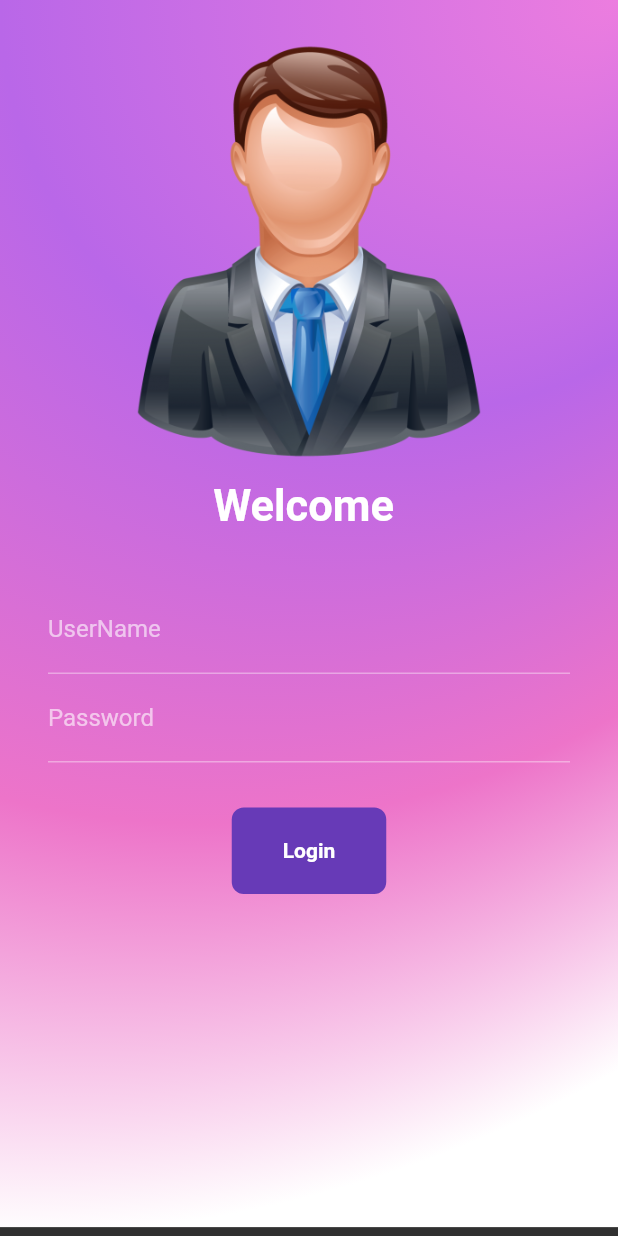
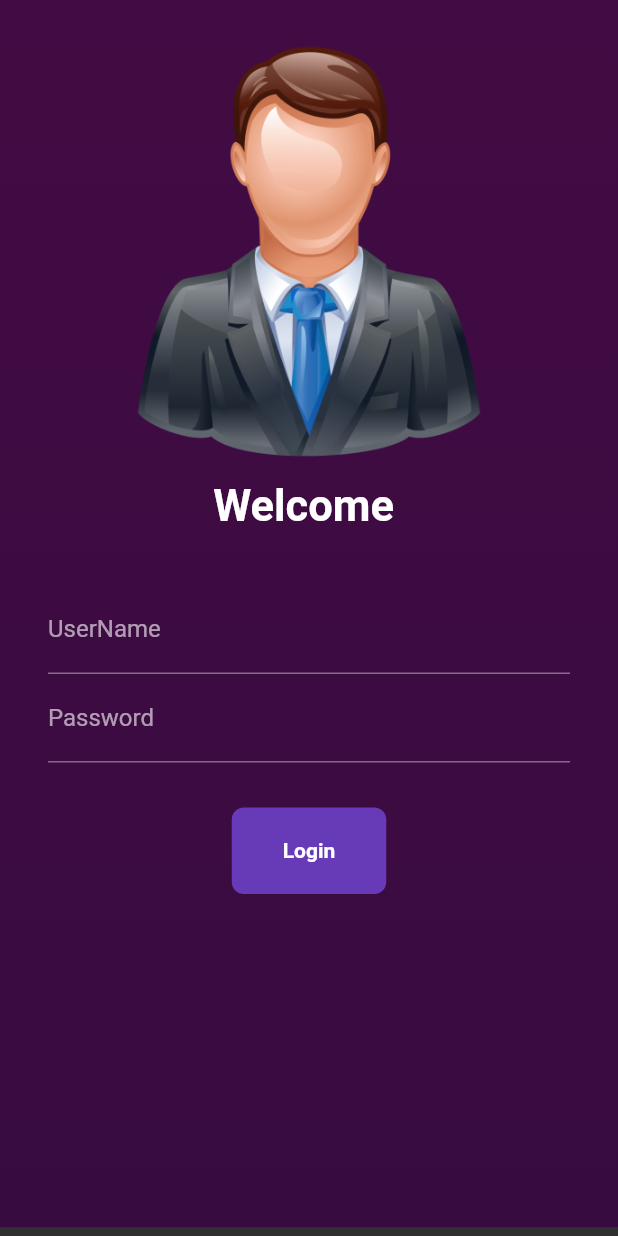
Before and after one commit to sohamsinh31/BlockChainfront, a Flutter app: the screen it shows after launch, after a tap on "LoginPage", on a phone screen of 412 x 824 dp. Run offline on Flutter 3.47's test engine with Material 2 defaults, Android fonts, the phone set to English and light mode, and no system bars; our stand-ins replace google_fonts, velocity_x; network calls fail.

Commit message:
UI changes

```diff
--- a/lib/Common/inkwell_button.dart
+++ b/lib/Common/inkwell_button.dart
@@ -12,9 +12,8 @@ class UiButton {
                 borderRadius: BorderRadius.circular(radius),
                 gradient: LinearGradient(
                     colors: [
-                      // Constants.color1,
-                      Constants.lcolor8,
-                      Constants.lcolor9,
+                      Constants.common3,
+                      Constants.common4,
                     ],
                     begin: const FractionalOffset(0.0, 0.0),
                     end: const FractionalOffset(1.0, 0.0),
--- a/lib/Pages/home_page.dart
+++ b/lib/Pages/home_page.dart
@@ -25,7 +25,6 @@ class _HomePageState extends State<HomePage> {
     double screen_height = MediaQuery.of(context).size.height;
     print(Constants.isDarkMode);
     return Scaffold(
-      appBar: BaseAppBar(appBar: AppBar()),
       body: Container(
         decoration: Gredientes.getBoxDecoration(context),
         child: Row(
@@ -36,6 +35,7 @@ class _HomePageState extends State<HomePage> {
                 Image.asset(
                   "assets/images/sikka.png",
                   width: screen_width * 0.5,
+                  height: screen_height * 0.3,
                 ),
                 Material(
                     color: Constants.color4,
@@ -66,7 +66,6 @@ class _HomePageState extends State<HomePage> {
           ],
         ),
       ),
-      drawer: MyDrawer(username: widget.username),
     );
   }
 }
--- a/lib/Utils/constants.dart
+++ b/lib/Utils/constants.dart
@@ -16,6 +16,10 @@ class Constants {
   static var color5 = Color.fromARGB(255, 201, 31, 150);
   static var color6 = Color.fromARGB(255, 29, 103, 45);
   static var color7 = Color.fromARGB(255, 201, 31, 150);
+  static var common1 = Color.fromARGB(255, 56, 11, 64);
+  static var common2 = Color.fromARGB(255, 66, 11, 67);
+  static var common3 = Color.fromARGB(255, 189, 177, 64);
+  static var common4 = Color.fromARGB(255, 241, 85, 244);
   static var lcolor1 = Color.fromARGB(255, 236, 125, 223);
   static var lcolor2 = Color.fromARGB(255, 185, 103, 232);
   static var lcolor3 = Color.fromARGB(255, 93, 220, 234);
--- a/lib/widgets/gredient.dart
+++ b/lib/widgets/gredient.dart
@@ -12,16 +12,14 @@ class Gredientes {
     final isDarkMode = theme.brightness == Brightness.dark;
 
     return BoxDecoration(
-      gradient: RadialGradient(
+      gradient: LinearGradient(
         colors: [
-          Constants.lcolor1,
-          Constants.lcolor2,
-          Constants.lcolor5,
-          Colors.white,
+          Constants.common2,
+          Constants.common1,
         ],
-        center: const FractionalOffset(0.0, 0.0),
-        focal: const FractionalOffset(1.0, 0.0),
-        radius: 2,
+        begin: Alignment.topCenter,
+        end: Alignment.bottomCenter,
+        // radius: 2,
         tileMode: TileMode.clamp,
       ),
     );
```
Also changed, not shown: 1 other file.
